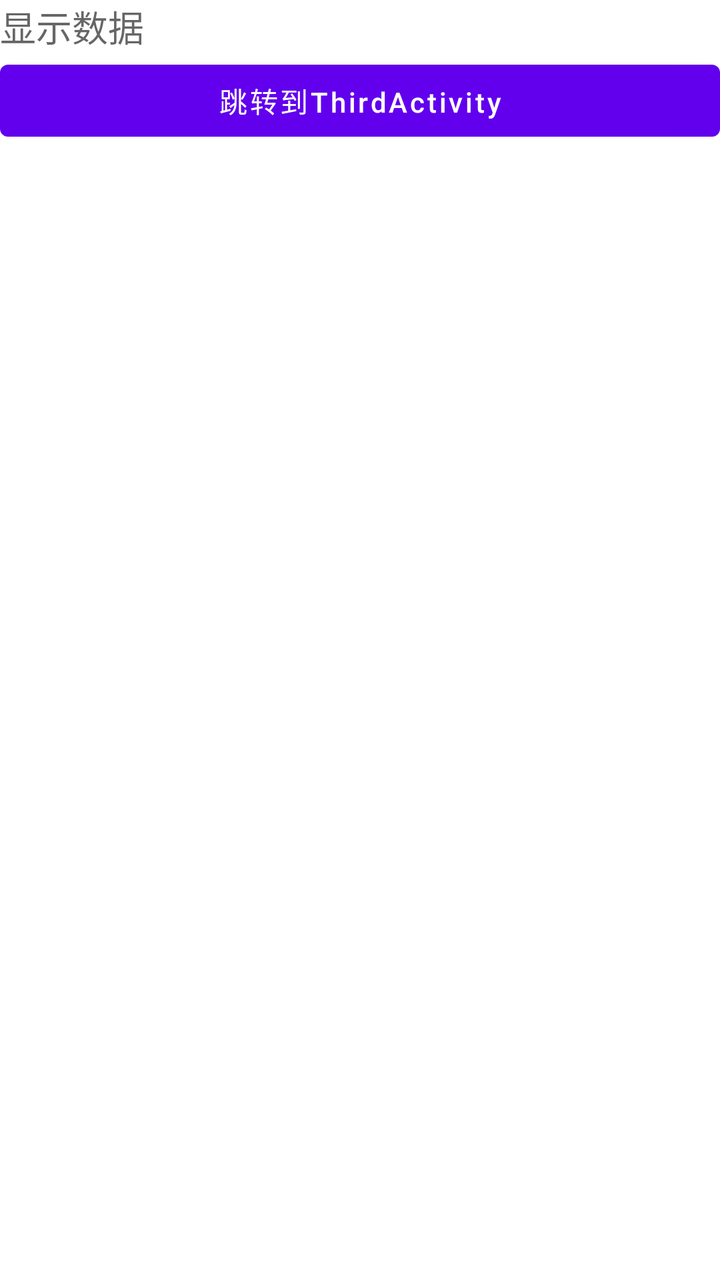
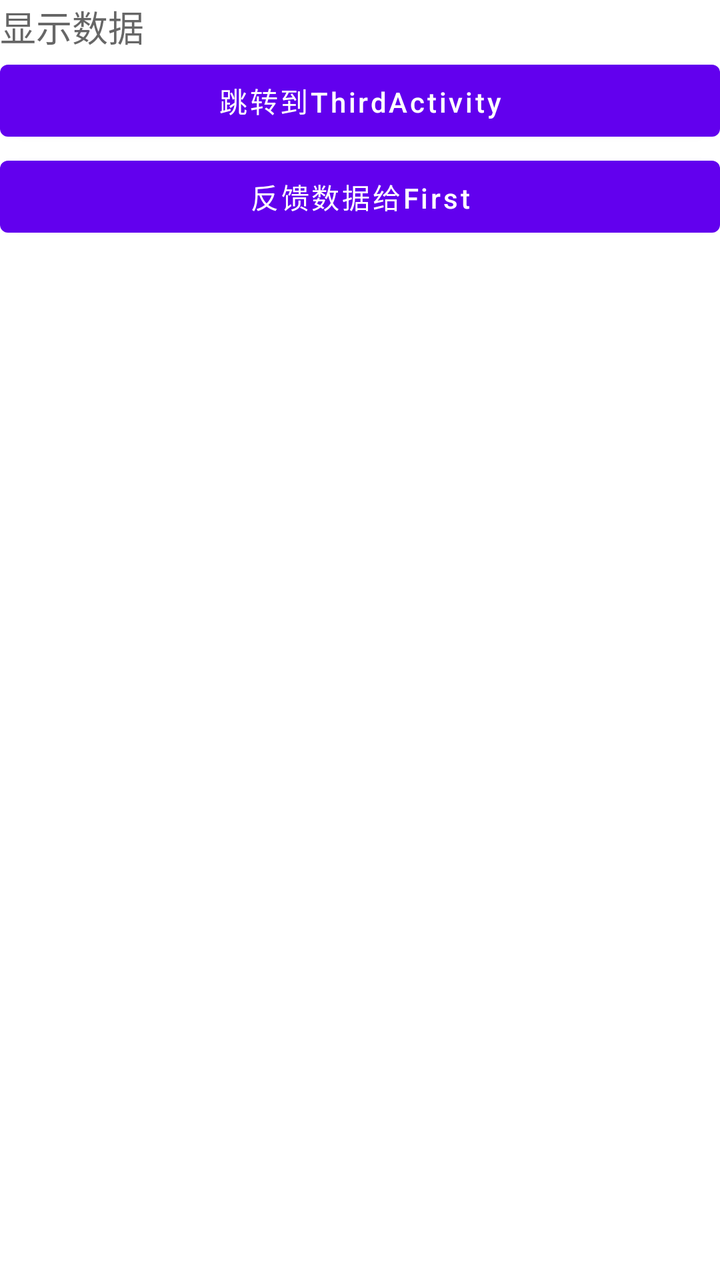

Two renders of the same Android screen: before a commit and after it. Below are the layout's source before the change and the commit's diff.
<!-- AndroidManifest.xml: application theme Theme.ActivityTest6117_1 -->
<!-- res/layout/second_layout.xml -->
<?xml version="1.0" encoding="utf-8"?>
<LinearLayout xmlns:android="http://schemas.android.com/apk/res/android"
    android:layout_width="match_parent"
    android:layout_height="match_parent"
    android:layout_margin="15dp"
    android:orientation="vertical">

    <TextView
        android:id="@+id/second_show_msg_tv"
        android:layout_width="match_parent"
        android:layout_height="wrap_content"
        android:hint="显示数据"
        android:textColor="#F00"
        android:textSize="18sp" />

    <Button
        android:id="@+id/second_btn1"
        android:layout_width="match_parent"
        android:layout_height="wrap_content"
        android:text="跳转到ThirdActivity"
        android:textAllCaps="false" />
</LinearLayout>
<!-- resources referenced by this layout -->
<resources>
  <style name="Theme.ActivityTest6117_1" parent="Theme.MaterialComponents.DayNight.NoActionBar">
          
          <item name="colorPrimary">@color/purple_500</item>
          <item name="colorPrimaryVariant">@color/purple_700</item>
          <item name="colorOnPrimary">@color/white</item>
          
          <item name="colorSecondary">@color/teal_200</item>
          <item name="colorSecondaryVariant">@color/teal_700</item>
          <item name="colorOnSecondary">@color/black</item>
          
          <item name="android:statusBarColor">?attr/colorPrimaryVariant</item>
          
      </style>
  <color name="purple_500">#FF6200EE</color>
  <color name="purple_700">#FF3700B3</color>
  <color name="white">#FFFFFFFF</color>
  <color name="teal_200">#FF03DAC5</color>
  <color name="teal_700">#FF018786</color>
  <color name="black">#FF000000</color>
</resources>

<!-- the commit's change to res/layout/second_layout.xml (unified diff, before → after) -->
@@ -19,4 +19,11 @@
         android:layout_height="wrap_content"
         android:text="跳转到ThirdActivity"
         android:textAllCaps="false" />
+
+    <Button
+        android:id="@+id/second_btn2"
+        android:layout_width="match_parent"
+        android:layout_height="wrap_content"
+        android:text="反馈数据给First"
+        android:textAllCaps="false" />
 </LinearLayout>
